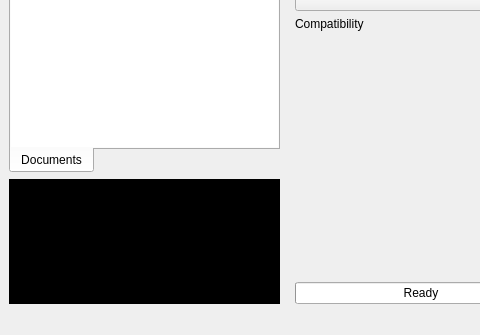
Before: the Qt Designer form assets/fusepdf.ui in nettstudio/fusepdf, drawn with Qt 5; both pictures show x 0 to 480 and y 220 to 555 of the 565 by 555 pixel window.
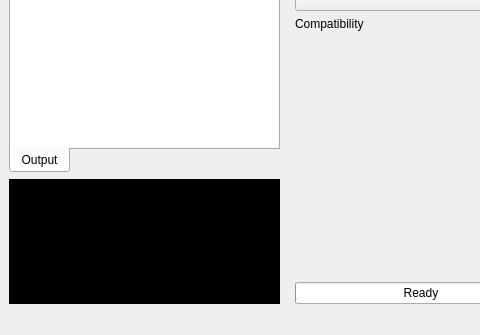
After: the same form once the commit is applied. Icons and pictures are not drawn. Custom widgets are drawn as their Qt base class.

```diff
--- a/assets/fusepdf.ui
+++ b/assets/fusepdf.ui
@@ -50,7 +50,7 @@
            <normaloff>:/assets/fusepdf-document.png</normaloff>:/assets/fusepdf-document.png</iconset>
          </attribute>
          <attribute name="title">
-          <string>Documents</string>
+          <string>Output</string>
          </attribute>
          <layout class="QHBoxLayout" name="horizontalLayout_2">
           <property name="spacing">
```
